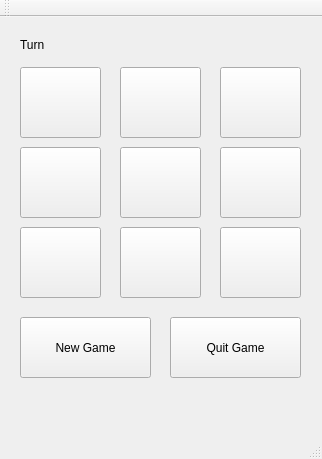
This is mainwindow.ui in ticosep/tictac as Qt 5 draws it before an edit. The edited form follows.
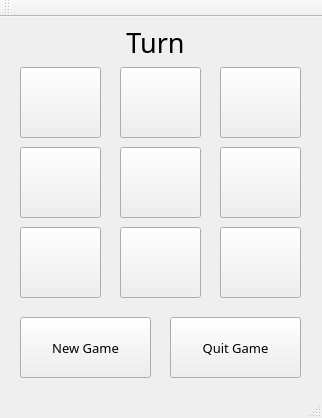
This is the edited form.

Commit message: Add painting for the winner's buttons

```diff
--- a/mainwindow.ui
+++ b/mainwindow.ui
@@ -7,7 +7,7 @@
     <x>0</x>
     <y>0</y>
     <width>322</width>
-    <height>459</height>
+    <height>418</height>
    </rect>
   </property>
   <property name="windowTitle">
@@ -138,14 +138,23 @@
     <property name="geometry">
      <rect>
       <x>20</x>
-      <y>20</y>
+      <y>10</y>
       <width>271</width>
-      <height>16</height>
+      <height>31</height>
      </rect>
     </property>
+    <property name="font">
+     <font>
+      <family>Impact</family>
+      <pointsize>20</pointsize>
+     </font>
+    </property>
     <property name="text">
      <string>Turn</string>
     </property>
+    <property name="alignment">
+     <set>Qt::AlignCenter</set>
+    </property>
    </widget>
    <widget class="QPushButton" name="nw">
     <property name="geometry">
@@ -156,6 +165,12 @@
       <height>61</height>
      </rect>
     </property>
+    <property name="font">
+     <font>
+      <family>Impact</family>
+      <pointsize>10</pointsize>
+     </font>
+    </property>
     <property name="text">
      <string>New Game</string>
     </property>
@@ -169,6 +184,12 @@
       <height>61</height>
      </rect>
     </property>
+    <property name="font">
+     <font>
+      <family>Impact</family>
+      <pointsize>10</pointsize>
+     </font>
+    </property>
     <property name="text">
      <string>Quit Game</string>
     </property>
```
Left out of the diff: 54 changed lines with no effect on the pictures. The commit also changes 3 other files.
